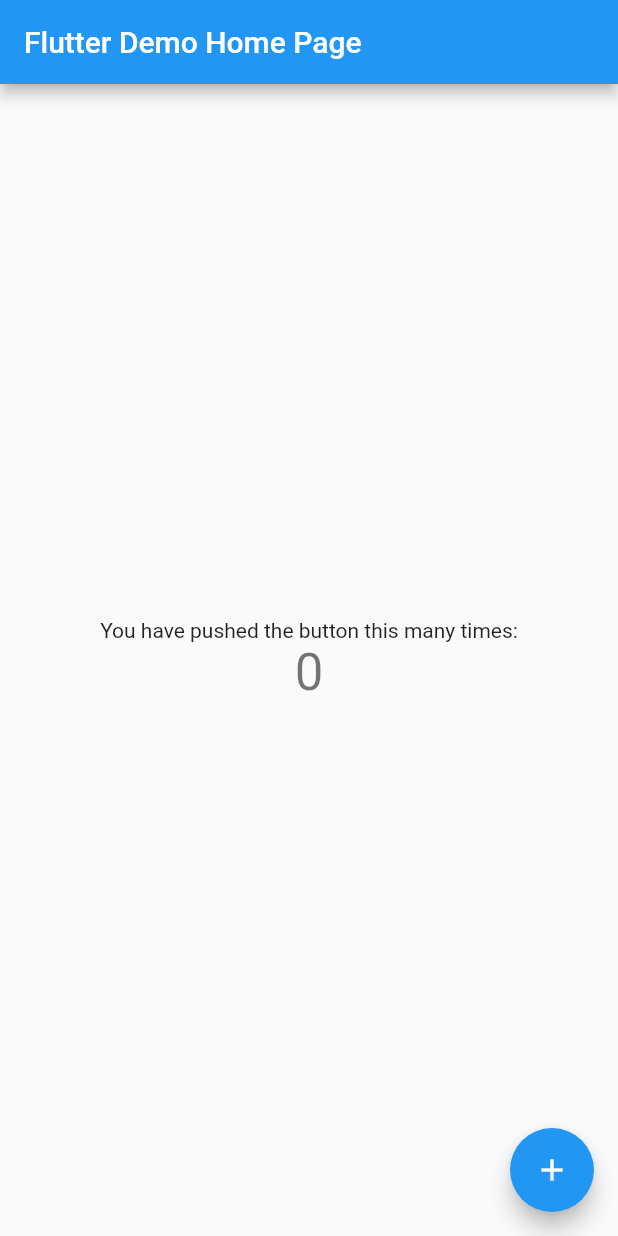
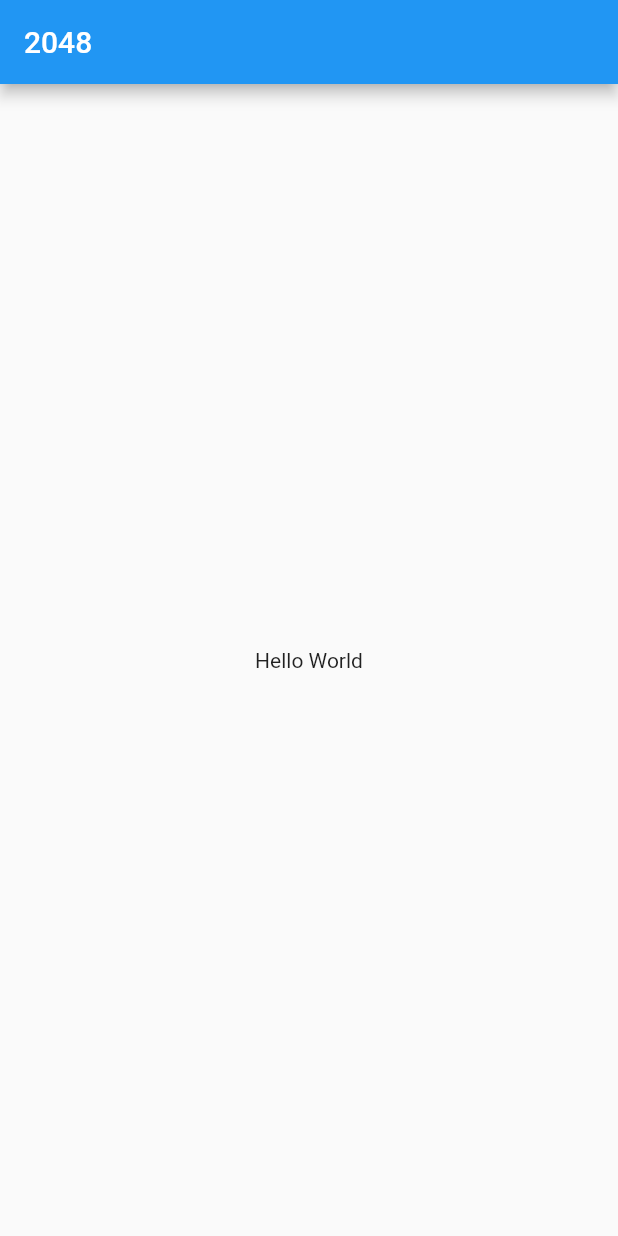
Before and after one commit to manickjamadar/2048, a Flutter app: the screen it shows after launch, on a phone screen of 412 x 824 dp. Run offline on Flutter 3.47's test engine with Material 2 defaults, Android fonts, the light colour scheme and no system bars.

Commit message:
created basic home screen

```diff
--- /dev/null
+++ b/lib/home_screen.dart
@@ -0,0 +1,17 @@
+import 'package:flutter/material.dart';
+
+class HomeScreen extends StatelessWidget {
+  @override
+  Widget build(BuildContext context) {
+    return Scaffold(
+      appBar: AppBar(
+        title: Text('2048'),
+      ),
+      body: Center(
+        child: Container(
+          child: Text('Hello World'),
+        ),
+      ),
+    );
+  }
+}
--- a/lib/main.dart
+++ b/lib/main.dart
@@ -1,117 +1,15 @@
 import 'package:flutter/material.dart';
 
-void main() {
-  runApp(MyApp());
-}
+import 'home_screen.dart';
 
-class MyApp extends StatelessWidget {
-  // This widget is the root of your application.
+void main() => runApp(App());
+
+class App extends StatelessWidget {
   @override
   Widget build(BuildContext context) {
     return MaterialApp(
-      title: 'Flutter Demo',
-      theme: ThemeData(
-        // This is the theme of your application.
-        //
-        // Try running your application with "flutter run". You'll see the
-        // application has a blue toolbar. Then, without quitting the app, try
-        // changing the primarySwatch below to Colors.green and then invoke
-        // "hot reload" (press "r" in the console where you ran "flutter run",
-        // or simply save your changes to "hot reload" in a Flutter IDE).
-        // Notice that the counter didn't reset back to zero; the application
-        // is not restarted.
-        primarySwatch: Colors.blue,
-        // This makes the visual density adapt to the platform that you run
-        // the app on. For desktop platforms, the controls will be smaller and
-        // closer together (more dense) than on mobile platforms.
-        visualDensity: VisualDensity.adaptivePlatformDensity,
-      ),
-      home: MyHomePage(title: 'Flutter Demo Home Page'),
+      title: '2048',
+      home: HomeScreen(),
     );
   }
 }
-
-class MyHomePage extends StatefulWidget {
-  MyHomePage({Key key, this.title}) : super(key: key);
-
-  // This widget is the home page of your application. It is stateful, meaning
-  // that it has a State object (defined below) that contains fields that affect
-  // how it looks.
-
-  // This class is the configuration for the state. It holds the values (in this
-  // case the title) provided by the parent (in this case the App widget) and
-  // used by the build method of the State. Fields in a Widget subclass are
-  // always marked "final".
-
-  final String title;
-
-  @override
-  _MyHomePageState createState() => _MyHomePageState();
-}
-
-class _MyHomePageState extends State<MyHomePage> {
-  int _counter = 0;
-
-  void _incrementCounter() {
-    setState(() {
-      // This call to setState tells the Flutter framework that something has
-      // changed in this State, which causes it to rerun the build method below
-      // so that the display can reflect the updated values. If we changed
-      // _counter without calling setState(), then the build method would not be
-      // called again, and so nothing would appear to happen.
-      _counter++;
-    });
-  }
-
-  @override
-  Widget build(BuildContext context) {
-    // This method is rerun every time setState is called, for instance as done
-    // by the _incrementCounter method above.
-    //
-    // The Flutter framework has been optimized to make rerunning build methods
-    // fast, so that you can just rebuild anything that needs updating rather
-    // than having to individually change instances of widgets.
-    return Scaffold(
-      appBar: AppBar(
-        // Here we take the value from the MyHomePage object that was created by
-        // the App.build method, and use it to set our appbar title.
-        title: Text(widget.title),
-      ),
-      body: Center(
-        // Center is a layout widget. It takes a single child and positions it
-        // in the middle of the parent.
-        child: Column(
-          // Column is also a layout widget. It takes a list of children and
-          // arranges them vertically. By default, it sizes itself to fit its
-          // children horizontally, and tries to be as tall as its parent.
-          //
-          // Invoke "debug painting" (press "p" in the console, choose the
-          // "Toggle Debug Paint" action from the Flutter Inspector in Android
-          // Studio, or the "Toggle Debug Paint" command in Visual Studio Code)
-          // to see the wireframe for each widget.
-          //
-          // Column has various properties to control how it sizes itself and
-          // how it positions its children. Here we use mainAxisAlignment to
-          // center the children vertically; the main axis here is the vertical
-          // axis because Columns are vertical (the cross axis would be
-          // horizontal).
-          mainAxisAlignment: MainAxisAlignment.center,
-          children: <Widget>[
-            Text(
-              'You have pushed the button this many times:',
-            ),
-            Text(
-              '$_counter',
-              style: Theme.of(context).textTheme.headline4,
-            ),
-          ],
-        ),
-      ),
-      floatingActionButton: FloatingActionButton(
-        onPressed: _incrementCounter,
-        tooltip: 'Increment',
-        child: Icon(Icons.add),
-      ), // This trailing comma makes auto-formatting nicer for build methods.
-    );
-  }
-}
```
